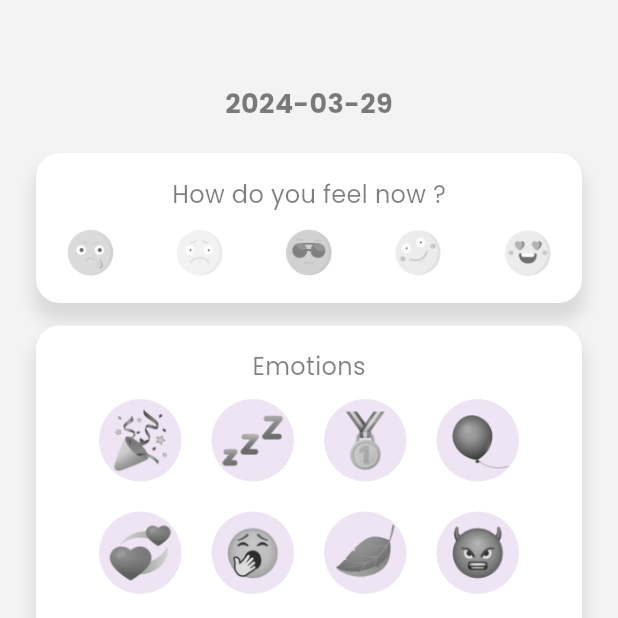
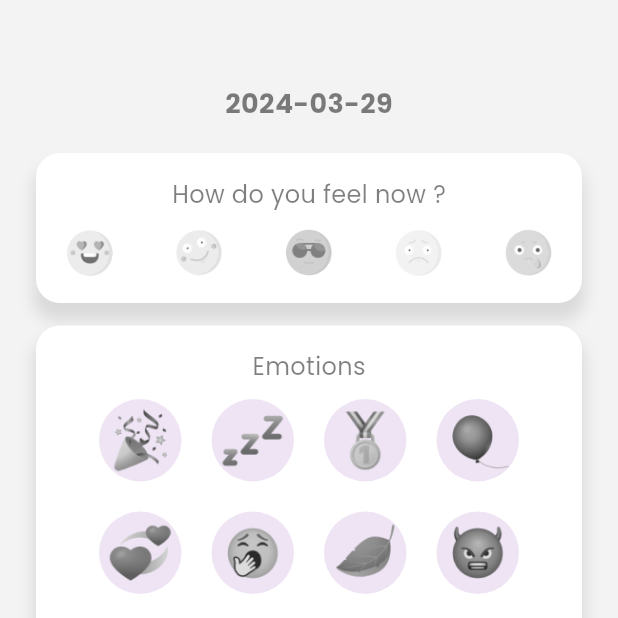
Before and after one commit to c-guill/DaylioFinal, a Flutter app: the AddNoteScreen screen opened directly, on a phone screen of 412 x 824 dp, the top half of it. Run offline on Flutter 3.47's test engine with Material 3 defaults, Android fonts, the light colour scheme and no system bars; our stand-ins replace cloud_firestore, file_picker, firebase_auth, firebase_core, firebase_storage, flutter_native_splash and 11 more; missing offline and left inert: d_chart; accounts and stored records are empty; project files that could hold a hidden picture were left out.

Commit message:
push final 2

```diff
--- a/lib/features/diary/views/calendar/notes_page.dart
+++ b/lib/features/diary/views/calendar/notes_page.dart
@@ -3,6 +3,7 @@ import 'dart:math';
 import 'package:daylio/common/widgets/appbar/appbar.dart';
 import 'package:daylio/common/widgets/basic_widget/container.dart';
 import 'package:daylio/features/diary/controllers/calendar/calendar_controller.dart';
+import 'package:daylio/features/diary/views/note/add_note_page.dart';
 import 'package:daylio/features/diary/views/note/widget/note.dart';
 import 'package:daylio/utils/constants/colors.dart';
 import 'package:daylio/utils/constants/sizes.dart';
@@ -165,7 +166,7 @@ class NotesScreen extends StatelessWidget {
                     width: double.infinity,
                     child: ElevatedButton(
                       onPressed: () {
-                        // Action for creating a new note
+                        Get.to(const AddNoteScreen());
                       },
                       child: const Text('Create a new note!'),
                     ),
--- a/lib/features/diary/views/note/add_note_page.dart
+++ b/lib/features/diary/views/note/add_note_page.dart
@@ -108,11 +108,11 @@ class _AddNoteScreen extends State<AddNoteScreen>{
                       child: Row(
                         mainAxisAlignment: MainAxisAlignment.spaceBetween,
                           children: [
-                          buildEmojiImage('very_sad_b.png',context),
-                          buildEmojiImage('sad_b.png',context),
-                          buildEmojiImage('meh_b.png',context),
-                          buildEmojiImage('happy_b.png',context),
-                          buildEmojiImage('very_happy_b.png',context),
+                            buildEmojiImage('very_happy_b.png',context),
+                            buildEmojiImage('happy_b.png',context),
+                            buildEmojiImage('meh_b.png',context),
+                            buildEmojiImage('sad_b.png',context),
+                            buildEmojiImage('very_sad_b.png',context),
                         ]
                       )
                     ),
```
